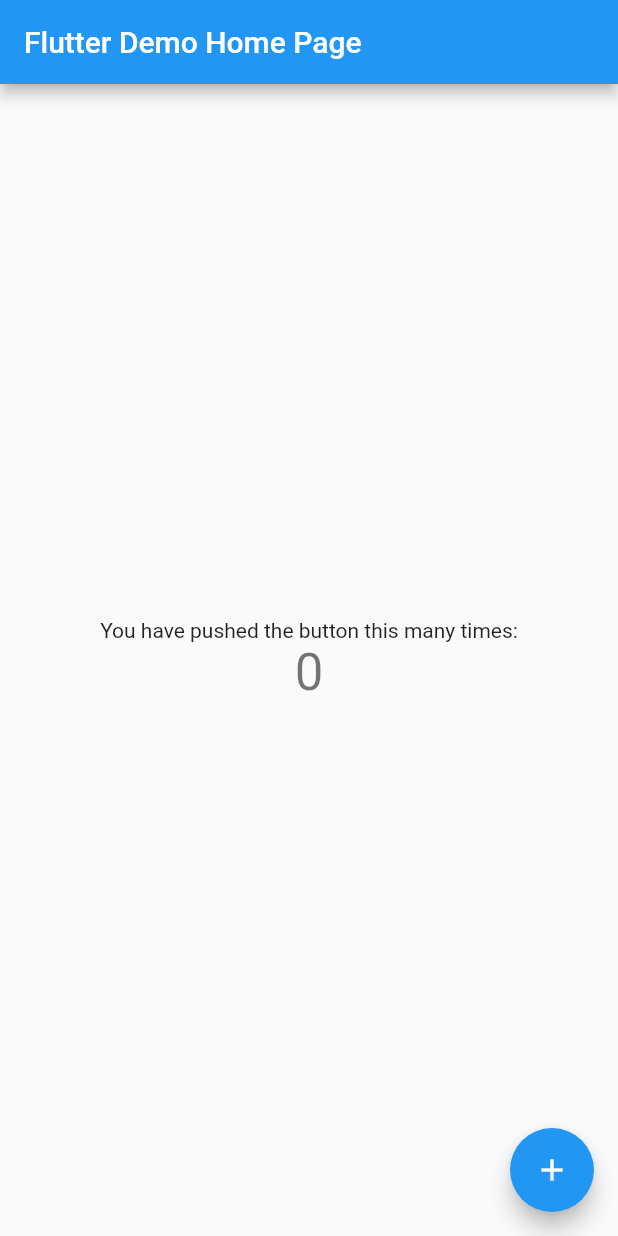
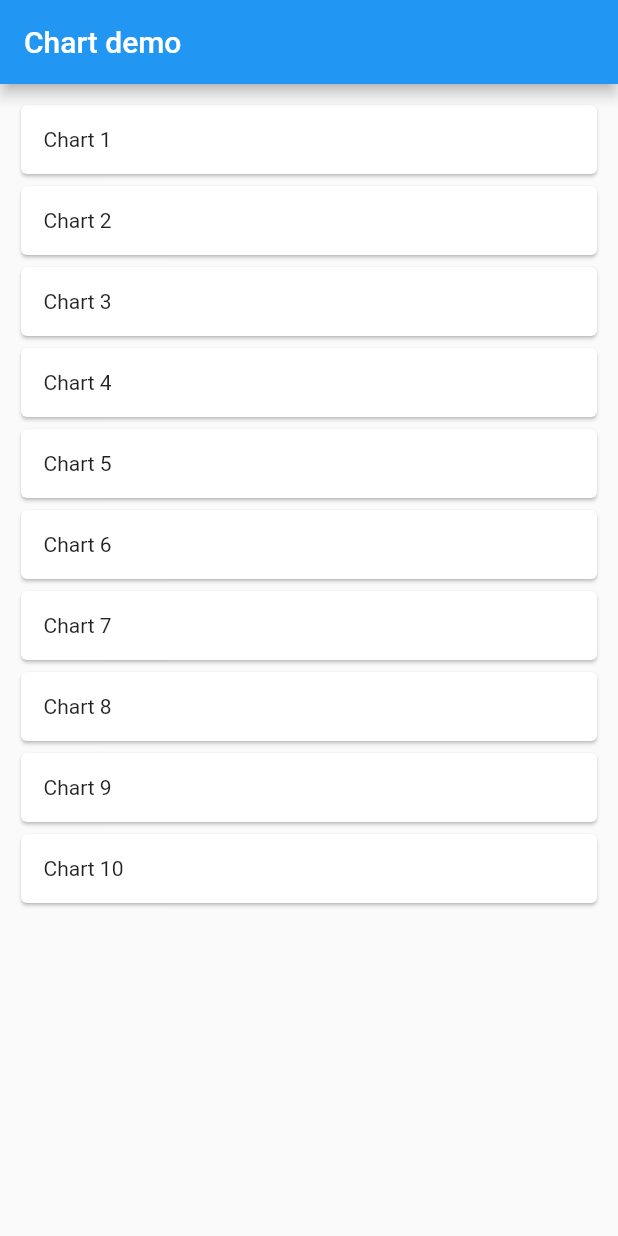
Before and after one commit to NTHungFitHcmus/chart, a Flutter app: the screen it shows after launch, on a phone screen of 412 x 824 dp. Run offline on Flutter 3.47's test engine with Material 2 defaults, Android fonts, the phone set to English and light mode, and no system bars.

Commit message:
comit code

```diff
--- /dev/null
+++ b/chart_demo/lib/data/list_chart_data.dart
@@ -0,0 +1,19 @@
+class ListChartModel {
+  String title;
+
+  ListChartModel({required this.title});
+}
+
+List lstChart = [
+  ListChartModel(title: "Chart 1"),
+  ListChartModel(title: "Chart 2"),
+  ListChartModel(title: "Chart 3"),
+  ListChartModel(title: "Chart 4"),
+  ListChartModel(title: "Chart 5"),
+  ListChartModel(title: "Chart 6"),
+  ListChartModel(title: "Chart 7"),
+  ListChartModel(title: "Chart 8"),
+  ListChartModel(title: "Chart 9"),
+  ListChartModel(title: "Chart 10"),
+
+];
--- /dev/null
+++ b/chart_demo/lib/listChart/list_chart.dart
@@ -0,0 +1,43 @@
+import 'package:chart_demo/data/list_chart_data.dart';
+import 'package:chart_demo/listChart/detail_chart/detail_chart.dart';
+import 'package:flutter/material.dart';
+
+class ListChart extends StatefulWidget {
+  const ListChart({Key? key}) : super(key: key);
+
+
+
+  @override
+  _ListChartState createState() => _ListChartState();
+}
+
+class _ListChartState extends State<ListChart> {
+  @override
+  Widget build(BuildContext context) {
+    return Padding(
+      padding: const EdgeInsets.all(10.0),
+      child: Column(
+        children: [
+            Expanded(child: ListView.builder(
+
+              itemCount: lstChart.length,
+              itemBuilder: (_,index){
+
+              return InkWell(
+                onTap: (){
+                  print(lstChart[index].title);
+                  Navigator.push(context, MaterialPageRoute(builder: (context)=>DetailChart(listChartModel: lstChart[index])));
+                },
+                child: Card(
+                  child: Padding(
+                    padding: const EdgeInsets.all(15.0),
+                    child: Text(lstChart[index].title),
+                  )),
+              );
+            })),
+            SizedBox(height: 10,)
+        ],
+      ),
+    );
+  }
+}
--- a/chart_demo/lib/main.dart
+++ b/chart_demo/lib/main.dart
@@ -1,115 +1,26 @@
+import 'package:chart_demo/listChart/list_chart.dart';
 import 'package:flutter/material.dart';
 
 void main() {
-  runApp(const MyApp());
+  runApp( MyApp());
 }
 
 class MyApp extends StatelessWidget {
-  const MyApp({Key? key}) : super(key: key);
+   MyApp({Key? key}) : super(key: key);
 
-  // This widget is the root of your application.
   @override
   Widget build(BuildContext context) {
     return MaterialApp(
+      debugShowCheckedModeBanner: false,
       title: 'Flutter Demo',
       theme: ThemeData(
-        // This is the theme of your application.
-        //
-        // Try running your application with "flutter run". You'll see the
-        // application has a blue toolbar. Then, without quitting the app, try
-        // changing the primarySwatch below to Colors.green and then invoke
-        // "hot reload" (press "r" in the console where you ran "flutter run",
-        // or simply save your changes to "hot reload" in a Flutter IDE).
-        // Notice that the counter didn't reset back to zero; the application
-        // is not restarted.
+
         primarySwatch: Colors.blue,
       ),
-      home: const MyHomePage(title: 'Flutter Demo Home Page'),
+      home:  Scaffold(
+        appBar: AppBar(title: Text("Chart demo"),),
+
+        body: ListChart()),
     );
   }
 }
-
-class MyHomePage extends StatefulWidget {
-  const MyHomePage({Key? key, required this.title}) : super(key: key);
-
-  // This widget is the home page of your application. It is stateful, meaning
-  // that it has a State object (defined below) that contains fields that affect
-  // how it looks.
-
-  // This class is the configuration for the state. It holds the values (in this
-  // case the title) provided by the parent (in this case the App widget) and
-  // used by the build method of the State. Fields in a Widget subclass are
-  // always marked "final".
-
-  final String title;
-
-  @override
-  State<MyHomePage> createState() => _MyHomePageState();
-}
-
-class _MyHomePageState extends State<MyHomePage> {
-  int _counter = 0;
-
-  void _incrementCounter() {
-    setState(() {
-      // This call to setState tells the Flutter framework that something has
-      // changed in this State, which causes it to rerun the build method below
-      // so that the display can reflect the updated values. If we changed
-      // _counter without calling setState(), then the build method would not be
-      // called again, and so nothing would appear to happen.
-      _counter++;
-    });
-  }
-
-  @override
-  Widget build(BuildContext context) {
-    // This method is rerun every time setState is called, for instance as done
-    // by the _incrementCounter method above.
-    //
-    // The Flutter framework has been optimized to make rerunning build methods
-    // fast, so that you can just rebuild anything that needs updating rather
-    // than having to individually change instances of widgets.
-    return Scaffold(
-      appBar: AppBar(
-        // Here we take the value from the MyHomePage object that was created by
-        // the App.build method, and use it to set our appbar title.
-        title: Text(widget.title),
-      ),
-      body: Center(
-        // Center is a layout widget. It takes a single child and positions it
-        // in the middle of the parent.
-        child: Column(
-          // Column is also a layout widget. It takes a list of children and
-          // arranges them vertically. By default, it sizes itself to fit its
-          // children horizontally, and tries to be as tall as its parent.
-          //
-          // Invoke "debug painting" (press "p" in the console, choose the
-          // "Toggle Debug Paint" action from the Flutter Inspector in Android
-          // Studio, or the "Toggle Debug Paint" command in Visual Studio Code)
-          // to see the wireframe for each widget.
-          //
-          // Column has various properties to control how it sizes itself and
-          // how it positions its children. Here we use mainAxisAlignment to
-          // center the children vertically; the main axis here is the vertical
-          // axis because Columns are vertical (the cross axis would be
-          // horizontal).
-          mainAxisAlignment: MainAxisAlignment.center,
-          children: <Widget>[
-            const Text(
-              'You have pushed the button this many times:',
-            ),
-            Text(
-              '$_counter',
-              style: Theme.of(context).textTheme.headline4,
-            ),
-          ],
-        ),
-      ),
-      floatingActionButton: FloatingActionButton(
-        onPressed: _incrementCounter,
-        tooltip: 'Increment',
-        child: const Icon(Icons.add),
-      ), // This trailing comma makes auto-formatting nicer for build methods.
-    );
-  }
-}
--- a/chart_demo/pubspec.yaml
+++ b/chart_demo/pubspec.yaml
@@ -44,7 +44,7 @@
   # activated in the `analysis_options.yaml` file located at the root of your
   # package. See that file for information about deactivating specific lint
   # rules and activating additional ones.
-  flutter_lints: ^1.0.0
+  # flutter_lints: ^1.0.0
 
 # For information on the generic Dart part of this file, see the
 # following page: https://dart.dev/tools/pub/pubspec
```
Also changed, not shown: chart_demo/lib/listChart/detail_chart/detail_chart.dart (added, +52 -0 lines), chart_demo/lib/listChart/detail_chart/tab1.dart (added, +17 -0 lines), chart_demo/lib/listChart/detail_chart/tab2.dart (added, +17 -0 lines), 1 other file.
